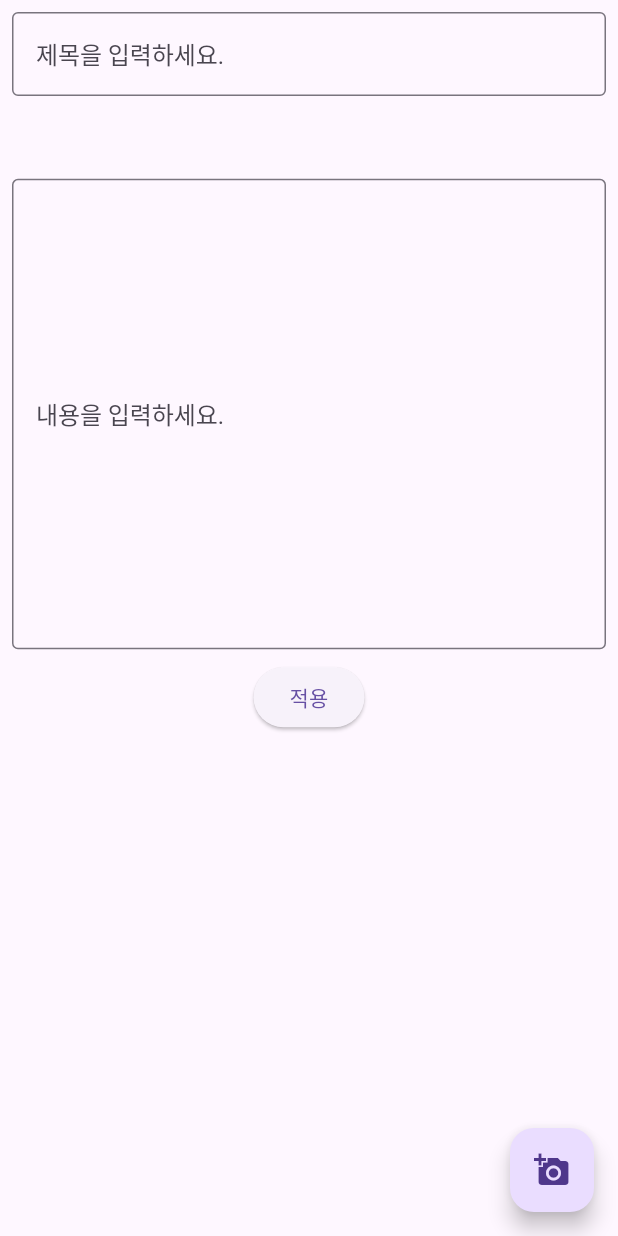
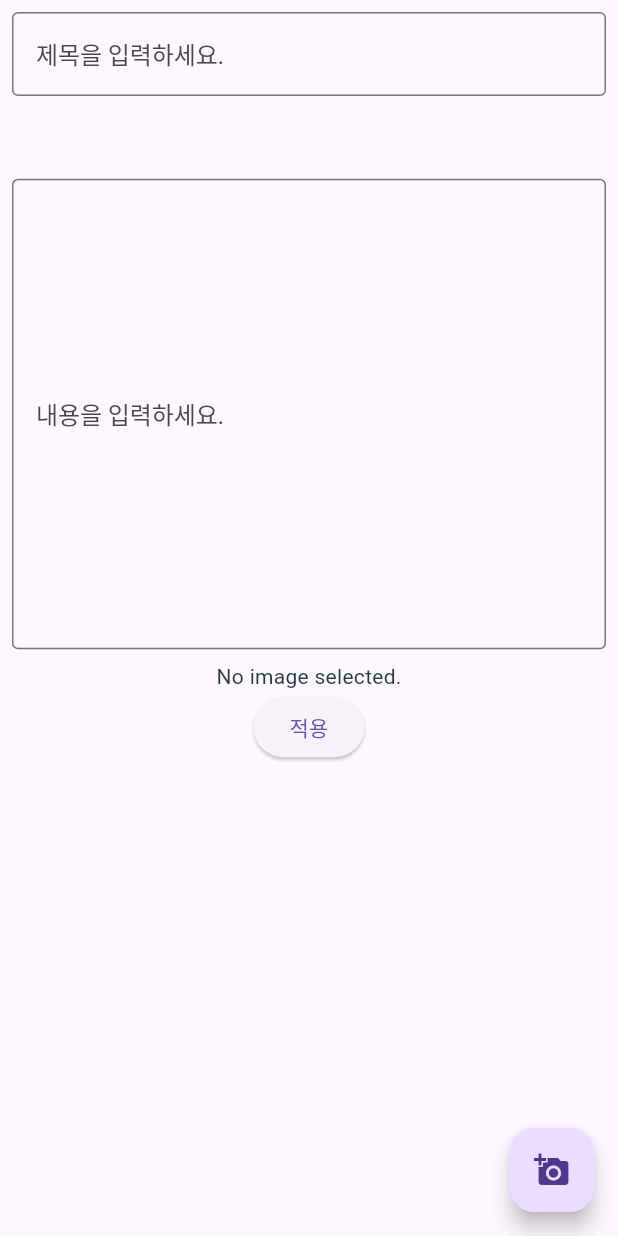
Before and after one commit to byunsh96/flutter_structure, a Flutter app: the Board_reg screen opened by its route, on a phone screen of 412 x 824 dp. Run offline on Flutter 3.47's test engine with Material 3 defaults, Android fonts, the phone set to English and light mode, and no system bars; our stand-ins replace dio, flutter_image_compress, flutter_secure_storage, fluttertoast, image_picker, logger; accounts and stored records are empty; network calls fail; Roboto replaces fonts that are missing (WorkSans).

Commit message:
서버에서 이미지 불러오기

```diff
--- a/lib/models/model_board_list.dart
+++ b/lib/models/model_board_list.dart
@@ -1,3 +1,5 @@
+import 'package:login/config/constant.dart';
+
 class Model_board_list{
   Model_board_list({
     this.code,
@@ -74,7 +76,7 @@ class Board{
     member_img : json["member_img"],
     member_img_width : json["member_img_width"],
     member_img_height : json["member_img_height"],
-    board_img : json["board_img"],
+    board_img : APIBASEURL+json["board_img"],
     img_width : json["img_width"],
     img_height : json["img_height"],
     category : json["category"],
--- a/lib/pages/board_detail.dart
+++ b/lib/pages/board_detail.dart
@@ -1,5 +1,6 @@
 import 'package:flutter/material.dart';
 import 'package:logger/logger.dart';
+import 'package:login/config/constant.dart';
 import 'package:login/models/model_board_list.dart';
 import 'package:login/services/api_dio.dart';
 import 'package:login/widgets/custometextfiled.dart';
@@ -16,7 +17,6 @@ class Board_detail extends StatelessWidget{
   }) : super(key:key);
 
   var logger = Logger();
-
 
   @override
   Widget build(BuildContext context) {
@@ -46,10 +46,11 @@ class Board_detail extends StatelessWidget{
               color: Colors.grey[300],
               child: Text(board.contents!),
             ),
+            SizedBox(height: 8),
+            Image.network(board.board_img!),
           ],
         ),
       ),
     );
   }
-
 }
--- a/lib/pages/board_reg.dart
+++ b/lib/pages/board_reg.dart
@@ -19,6 +19,7 @@ class _Board_regState extends State<Board_reg>{
   TextEditingController controller = TextEditingController();
   ApiDio apiDio = ApiDio();
 
+  // text 입력 후 이미지 업로드하면 초기화 됨
   Future getImage() async {
     final pickedFile = await ImagePicker().pickImage(source: ImageSource.gallery);
 
@@ -44,6 +45,13 @@ class _Board_regState extends State<Board_reg>{
             children: <Widget>[
               CustomTextField(controller: controller),
               CustomTextFormField(controller: controller2),
+              Container(
+                child: Center(
+                  child: _image == null
+                      ? Text('No image selected.')
+                      : Image.file(_image!), // 선택된 이미지를 화면에 표시
+                ),
+              ),
               ElevatedButton(
                 onPressed: () async {
                   bool result_bool = await apiDio.insert_board_reg(
```
